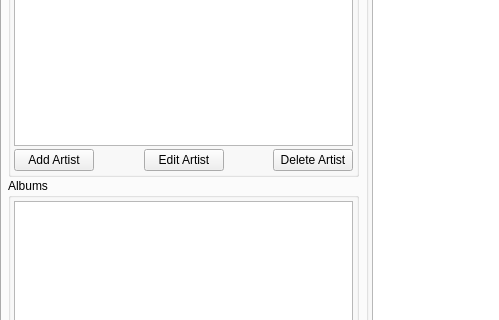
The window that ui-sources/mainwindow.ui (RecursiveGreen/spradio-pyqt5-client) describes before a commit, drawn with Qt 5; both pictures show x 0 to 499 and y 241 to 561 of the 1078 by 817 pixel window.
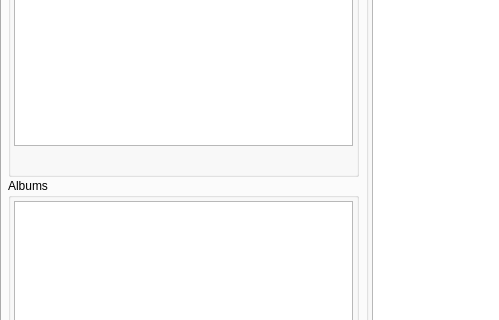
The same window after the commit. Icons and pictures are not drawn.

The edit to the form file:
```diff
--- a/ui-sources/mainwindow.ui
+++ b/ui-sources/mainwindow.ui
@@ -111,7 +111,15 @@
                 <item>
                  <widget class="QPushButton" name="buttonAddArtists">
                   <property name="text">
-                   <string>Add Artist</string>
+                   <string/>
+                  </property>
+                  <property name="icon">
+                   <iconset>
+                    <normalon>:/icons/refresh.svg</normalon>
+                   </iconset>
+                  </property>
+                  <property name="flat">
+                   <bool>true</bool>
                   </property>
                  </widget>
                 </item>
@@ -131,27 +139,28 @@
                 <item>
                  <widget class="QPushButton" name="buttonEditArtists">
                   <property name="text">
-                   <string>Edit Artist</string>
+                   <string/>
+                  </property>
+                  <property name="icon">
+                   <iconset resource="innkeeper.qrc">
+                    <normaloff>:/icons/edit-pencil.svg</normaloff>:/icons/edit-pencil.svg</iconset>
+                  </property>
+                  <property name="flat">
+                   <bool>true</bool>
                   </property>
                  </widget>
                 </item>
-                <item>
-                 <spacer name="spacerRightArtists">
-                  <property name="orientation">
-                   <enum>Qt::Horizontal</enum>
-                  </property>
-                  <property name="sizeHint" stdset="0">
-                   <size>
-                    <width>40</width>
-                    <height>20</height>
-                   </size>
-                  </property>
-                 </spacer>
-                </item>
                 <item>
                  <widget class="QPushButton" name="buttonDeleteArtists">
                   <property name="text">
-                   <string>Delete Artist</string>
+                   <string/>
+                  </property>
+                  <property name="icon">
+                   <iconset resource="innkeeper.qrc">
+                    <normaloff>:/icons/minus-outline.svg</normaloff>:/icons/minus-outline.svg</iconset>
+                  </property>
+                  <property name="flat">
+                   <bool>true</bool>
                   </property>
                  </widget>
                 </item>
```
Left out of the diff: 18 changed lines with no effect on the pictures.
